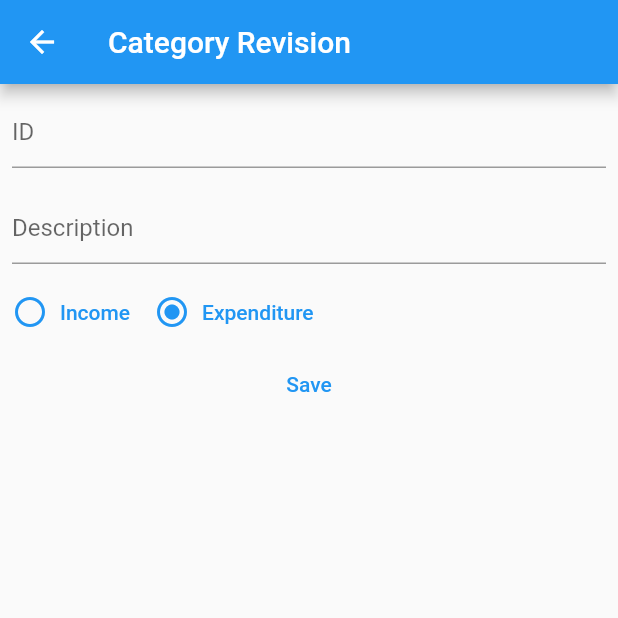
After one commit to EasyERP-Saurabh/easyfinance, a Flutter app: the CategoriesListView screen opened by its route, after a tap on the "add box" icon, on a phone screen of 412 x 824 dp, the top half of it. The commit adds this screen. Run offline on Flutter 3.47's test engine with Material 2 defaults, Android fonts, the phone set to English and light mode, and no system bars; network calls fail.

Commit message:
Basic App Completed

```diff
--- a/lib/main.dart
+++ b/lib/main.dart
@@ -1,6 +1,6 @@
 import 'package:flutter/material.dart';
 
-import 'src/day1/app.dart';
+import 'src/app.dart';
 
 void main() async {
   runApp(const MyAppDay1());
--- /dev/null
+++ b/lib/src/app.dart
@@ -0,0 +1,49 @@
+import 'package:easyfinance/src/category/categories_list/categories_list_provider.dart';
+import 'package:easyfinance/src/category/categories_list/categories_list_view.dart';
+import 'package:easyfinance/src/category/category_revision/category_revision_provider.dart';
+import 'package:easyfinance/src/category/category_revision/category_revision_view.dart';
+import 'package:easyfinance/src/home/home_provider.dart';
+import 'package:easyfinance/src/home/home_view.dart';
+import 'package:easyfinance/src/login/login_provider.dart';
+import 'package:easyfinance/src/login/login_view.dart';
+import 'package:flutter/material.dart';
+import 'package:provider/provider.dart';
+
+class MyAppDay1 extends StatelessWidget {
+  const MyAppDay1({super.key});
+
+  @override
+  Widget build(BuildContext context) {
+    return MaterialApp(
+      restorationScopeId: 'app',
+      debugShowCheckedModeBanner: false,
+      onGenerateRoute: (RouteSettings routeSettings) {
+        return MaterialPageRoute<void>(
+          settings: routeSettings,
+          builder: (BuildContext context) {
+            switch (routeSettings.name) {
+              case HomeView.routeName:
+                return ChangeNotifierProvider(
+                    create: (context) => HomeProvider(),
+                    child: const HomeView());
+              case CategoriesListView.routeName:
+                return ChangeNotifierProvider(
+                    create: (context) => CategoriesListProvider(context),
+                    child: const CategoriesListView());
+              case CategoryRevisionView.routeName:
+                return ChangeNotifierProvider(
+                    create: (context) => CategoryRevisionProvider(context,
+                        id: routeSettings.arguments as int?),
+                    child: const CategoryRevisionView());
+              case LoginView.routeName:
+              default:
+                return ChangeNotifierProvider(
+                    create: (context) => LoginProvider(),
+                    child: const LoginView());
+            }
+          },
+        );
+      },
+    );
+  }
+}
--- /dev/null
+++ b/lib/src/category/categories_list/categories_list_provider.dart
@@ -0,0 +1,64 @@
+import 'package:easyfinance/src/category/category_class.dart';
+import 'package:easyfinance/src/common/api.dart';
+import 'package:flutter/material.dart';
+import 'package:http/http.dart' as http;
+import 'dart:convert' as convert;
+
+class CategoriesListProvider extends ChangeNotifier {
+  bool isAwaiterVisible = false;
+
+  List<CategoryClass> catagories = [];
+
+  CategoriesListProvider(BuildContext context) {
+    getCategories();
+  }
+
+  getCategories() async {
+    try {
+      setAwaiterVisibility(true);
+      catagories = [];
+      var response = await http.post(Api.categoriesList,
+          headers: Api.headers, body: convert.jsonEncode({}));
+      if (response.statusCode != 200) throw Exception(response.reasonPhrase);
+      var jsonResponse = convert.jsonDecode(response.body);
+
+      if (!jsonResponse['success']) {
+        throw Exception('Request Failed: ${jsonResponse['message']}');
+      }
+
+      if (jsonResponse['code'] != 1) {
+        throw Exception(
+            'Error Code ${jsonResponse['code']}: ${jsonResponse['message']}');
+      }
+
+      debugPrint(jsonResponse['message']);
+      for (var categoryJson in jsonResponse['data']) {
+        catagories.add(CategoryClass(
+          id: int.parse(categoryJson['id']),
+          description: categoryJson['description'],
+          categoryType: categoryJson['category_type'],
+        ));
+      }
+    } catch (e) {
+      debugPrint(e.toString());
+    } finally {
+      setAwaiterVisibility(false);
+    }
+  }
+
+  setAwaiterVisibility(bool newVisibility) {
+    isAwaiterVisible = newVisibility;
+    notifyListeners();
+  }
+}
+
+
+/**
+ * try {
+      setAwaiterVisibility(true);
+    } catch (e) {
+      debugPrint(e.toString());
+    } finally {
+      setAwaiterVisibility(false);
+    }
+ */
--- /dev/null
+++ b/lib/src/category/categories_list/categories_list_view.dart
@@ -0,0 +1,88 @@
+import 'package:easyfinance/src/category/categories_list/categories_list_provider.dart';
+import 'package:easyfinance/src/category/category_revision/category_revision_view.dart';
+import 'package:flutter/material.dart';
+import 'package:provider/provider.dart';
+
+class CategoriesListView extends StatelessWidget {
+  const CategoriesListView({super.key});
+
+  static const routeName = '/categories_list';
+
+  @override
+  Widget build(BuildContext context) {
+    final categoriesListProvider = Provider.of<CategoriesListProvider>(context);
+    return Scaffold(
+      appBar: AppBar(
+        title: const Text('Catagories Lists'),
+        actions: [
+          IconButton(
+              onPressed: () async {
+                await Navigator.pushNamed(
+                    context, CategoryRevisionView.routeName);
+                await categoriesListProvider.getCategories();
+              },
+              icon: const Icon(Icons.add_box))
+        ],
+      ),
+      body: Stack(children: [
+        Column(
+          children: [
+            const ListTile(
+              title: Row(
+                children: [
+                  Expanded(
+                      flex: 1, child: Text('ID', textAlign: TextAlign.center)),
+                  Expanded(
+                      flex: 2,
+                      child:
+                          Text('Category Type', textAlign: TextAlign.center)),
+                  Expanded(flex: 3, child: Text('Category Description')),
+                ],
+              ),
+            ),
+            Expanded(
+              child: ListView.builder(
+                shrinkWrap: true,
+                itemCount: categoriesListProvider.catagories.length,
+                itemBuilder: (context, index) {
+                  return ListTile(
+                    title: Row(
+                      children: [
+                        Expanded(
+                            flex: 1,
+                            child: Text(
+                                '${categoriesListProvider.catagories[index].id}',
+                                textAlign: TextAlign.center)),
+                        Expanded(
+                            flex: 2,
+                            child: Text(
+                                categoriesListProvider
+                                    .catagories[index].categoryType,
+                                textAlign: TextAlign.center)),
+                        Expanded(
+                            flex: 3,
+                            child: Text(categoriesListProvider
+                                .catagories[index].description)),
+                      ],
+                    ),
+                    onTap: () async {
+                      await Navigator.pushNamed(
+                          context, CategoryRevisionView.routeName,
+                          arguments:
+                              categoriesListProvider.catagories[index].id);
+                      await categoriesListProvider.getCategories();
+                    },
+                  );
+                },
+              ),
+            ),
+          ],
+        ),
+        Visibility(
+          visible: categoriesListProvider.isAwaiterVisible,
+          child: const Center(child: Text('Loading')),
+        ),
+      ]),
+    );
+  }
+}
--- /dev/null
+++ b/lib/src/category/category_class.dart
@@ -0,0 +1,28 @@
+class CategoryClass {
+  final int id;
+  final String description;
+  final String categoryType;
+
+  CategoryClass(
+      {required this.id,
+      required this.description,
+      required this.categoryType});
+}
+
+enum CategoryType {
+  income,
+  expenditure,
+}
+
+extension CategoryTypeExtension on CategoryType {
+  String get value => switch (this) {
+        CategoryType.income => 'I',
+        CategoryType.expenditure => 'E'
+      };
+}
+
+CategoryType? getCategorytype(String value) => switch (value) {
+      'I' => CategoryType.income,
+      'E' => CategoryType.expenditure,
+      _ => null
+    };
--- /dev/null
+++ b/lib/src/category/category_revision/category_revision_provider.dart
@@ -0,0 +1,142 @@
+import 'package:easyfinance/src/category/category_class.dart';
+import 'package:easyfinance/src/common/api.dart';
+import 'package:easyfinance/src/common/form_enum.dart';
+import 'package:flutter/material.dart';
+import 'package:http/http.dart' as http;
+import 'dart:convert' as convert;
+
+class CategoryRevisionProvider extends ChangeNotifier {
+  bool isAwaiterVisible = false;
+
+  final categoryRevisionFormKey = GlobalKey<FormState>();
+  final idController = TextEditingController();
+  final descriptionController = TextEditingController();
+
+  late FormMode formMode;
+
+  CategoryType? categoryType;
+
+  CategoryRevisionProvider(BuildContext context, {int? id}) {
+    if (id == null) {
+      formMode = FormMode.insert;
+      categoryType = CategoryType.expenditure;
+    } else {
+      formMode = FormMode.update;
+      idController.text = id.toString();
+      getCategory(id);
+    }
+  }
+
+  getCategory(int id) async {
+    try {
+      setAwaiterVisibility(true);
+      var response = await http.post(Api.categoryRead,
+          headers: Api.headers, body: convert.jsonEncode({'id': id}));
+      if (response.statusCode != 200) throw Exception(response.reasonPhrase);
+      var jsonResponse = convert.jsonDecode(response.body);
+
+      if (!jsonResponse['success']) {
+        throw Exception('Request Failed: ${jsonResponse['message']}');
+      }
+
+      if (jsonResponse['code'] != 1) {
+        throw Exception(
+            'Error Code ${jsonResponse['code']}: ${jsonResponse['message']}');
+      }
+
+      debugPrint(jsonResponse['message']);
+      idController.text = jsonResponse['data']['id'];
+      descriptionController.text = jsonResponse['data']['description'];
+      categoryType = getCategorytype(jsonResponse['data']['category_type']);
+    } catch (e) {
+      debugPrint(e.toString());
+    } finally {
+      setAwaiterVisibility(false);
+    }
+  }
+
+  insert(BuildContext context) async {
+    try {
+      setAwaiterVisibility(true);
+      if (categoryType == null) throw Exception('Select Category Type');
+      if (!categoryRevisionFormKey.currentState!.validate()) {
+        throw Exception('Invalid Input');
+      }
+      var response = await http.post(Api.categoryInsert,
+          headers: Api.headers,
+          body: convert.jsonEncode({
+            'description': descriptionController.text.trim(),
+            'category_type': categoryType!.value,
+            'user': 'user1',
+            'datetime': '2023-08-19 11:14:30',
+            'program_id': 'category_revision',
+            'machine_id': 'ipaddress'
+          }));
+      if (response.statusCode != 200) throw Exception(response.reasonPhrase);
+      var jsonResponse = convert.jsonDecode(response.body);
+
+      if (!jsonResponse['success']) {
+        throw Exception('Request Failed: ${jsonResponse['message']}');
+      }
+
+      if (jsonResponse['code'] != 1) {
+        throw Exception(
+            'Error Code ${jsonResponse['code']}: ${jsonResponse['message']}');
+      }
+
+      debugPrint(jsonResponse['message']);
+    } catch (e) {
+      debugPrint(e.toString());
+    } finally {
+      setAwaiterVisibility(false);
+    }
+  }
+
+  update(BuildContext context) async {
+    try {
+      setAwaiterVisibility(true);
+      if (categoryType == null) throw Exception('Select Category Type');
+      if (!categoryRevisionFormKey.currentState!.validate()) {
+        throw Exception('Invalid Input');
+      }
+      var response = await http.post(Api.categoryUpdate,
+          headers: Api.headers,
+          body: convert.jsonEncode({
+            'id': idController.text,
+            'description': descriptionController.text.trim(),
+            'category_type': categoryType!.value,
+            'user': 'user1',
+            'datetime': '2023-08-19 11:14:30',
+            'program_id': 'category_revision',
+            'machine_id': 'ipaddress'
+          }));
+      if (response.statusCode != 200) throw Exception(response.reasonPhrase);
+      var jsonResponse = convert.jsonDecode(response.body);
+
+      if (!jsonResponse['success']) {
+        throw Exception('Request Failed: ${jsonResponse['message']}');
+      }
+
+      if (jsonResponse['code'] != 1) {
+        throw Exception(
+            'Error Code ${jsonResponse['code']}: ${jsonResponse['message']}');
+      }
+
+      debugPrint(jsonResponse['message']);
+    } catch (e) {
+      debugPrint(e.toString());
+    } finally {
+      setAwaiterVisibility(false);
+    }
+  }
+
+  setCategoryType(CategoryType newCategoryType) {
+    categoryType = newCategoryType;
+    notifyListeners();
+  }
+
+  setAwaiterVisibility(bool newVisibility) {
+    isAwaiterVisible = newVisibility;
+    notifyListeners();
+  }
+}
--- /dev/null
+++ b/lib/src/category/category_revision/category_revision_view.dart
@@ -0,0 +1,87 @@
+import 'package:easyfinance/src/category/category_class.dart';
+import 'package:easyfinance/src/category/category_revision/category_revision_provider.dart';
+import 'package:easyfinance/src/common/form_enum.dart';
+import 'package:easyfinance/src/common/validators.dart';
+import 'package:flutter/material.dart';
+import 'package:provider/provider.dart';
+
+class CategoryRevisionView extends StatelessWidget {
+  const CategoryRevisionView({super.key});
+
+  static const routeName = '/category_revision';
+
+  @override
+  Widget build(BuildContext context) {
+    final categoryRevisionProvider =
+        Provider.of<CategoryRevisionProvider>(context);
+    return Scaffold(
+      appBar: AppBar(title: const Text('Category Revision')),
+      body: Stack(children: [
+        Form(
+          key: categoryRevisionProvider.categoryRevisionFormKey,
+          child: Column(
+            children: [
+              Padding(
+                padding: const EdgeInsets.all(8.0),
+                child: TextFormField(
+                  validator: (value) =>
+                      categoryRevisionProvider.formMode == FormMode.update
+                          ? Validators.isEmptyValidator(value)
+                          : null,
+                  decoration: const InputDecoration(hintText: 'ID'),
+                  readOnly: true,
+                  controller: categoryRevisionProvider.idController,
+                ),
+              ),
+              Padding(
+                padding: const EdgeInsets.all(8.0),
+                child: TextFormField(
+                  validator: (value) => Validators.isEmptyValidator(value),
+                  decoration: const InputDecoration(hintText: 'Description'),
+                  controller: categoryRevisionProvider.descriptionController,
+                ),
+              ),
+              Row(
+                children: [
+                  TextButton.icon(
+                    label: const Text('Income'),
+                    icon: Icon(categoryRevisionProvider.categoryType ==
+                            CategoryType.income
+                        ? Icons.radio_button_checked
+                        : Icons.radio_button_off),
+                    onPressed: () => categoryRevisionProvider
+                        .setCategoryType(CategoryType.income),
+                  ),
+                  TextButton.icon(
+                    label: const Text('Expenditure'),
+                    icon: Icon(categoryRevisionProvider.categoryType ==
+                            CategoryType.expenditure
+                        ? Icons.radio_button_checked
+                        : Icons.radio_button_off),
+                    onPressed: () => categoryRevisionProvider
+                        .setCategoryType(CategoryType.expenditure),
+                  ),
+                ],
+              ),
+              TextButton(
+                  onPressed: () async {
+                    switch (categoryRevisionProvider.formMode) {
+                      case FormMode.insert:
+                        await categoryRevisionProvider.insert(context);
+                      case FormMode.update:
+                        await categoryRevisionProvider.update(context);
+                    }
+                    if (context.mounted) Navigator.of(context).pop();
+                  },
+                  child: const Text('Save'))
+            ],
+          ),
+        ),
+        Visibility(
+          visible: categoryRevisionProvider.isAwaiterVisible,
+          child: const Center(child: Text('Loading')),
+        ),
+      ]),
+    );
+  }
+}
--- /dev/null
+++ b/lib/src/common/api.dart
@@ -0,0 +1,14 @@
+class Api {
+  static const _host = "www.ieasyerp.com";
+  static var login = Uri.https(_host, '/api.easyfinance/login.php');
+  static var categoriesList =
+      Uri.https(_host, '/api.easyfinance/categories/list.php');
+  static var categoryRead =
+      Uri.https(_host, '/api.easyfinance/categories/read.php');
+  static var categoryInsert =
+      Uri.https(_host, '/api.easyfinance/categories/insert.php');
+  static var categoryUpdate =
+      Uri.https(_host, '/api.easyfinance/categories/update.php');
+
+  static Map<String, String> headers = {'Content-Type': 'application/json'};
+}
--- /dev/null
+++ b/lib/src/common/form_enum.dart
@@ -0,0 +1,4 @@
+enum FormMode {
+  insert,
+  update,
+}
--- a/lib/src/day1/login/login_provider_day1.dart
+++ /dev/null
@@ -1,18 +0,0 @@
-import 'package:flutter/material.dart';
-// import 'package:http/http.dart' as http;
-// import 'dart:convert' as convert;
-
-class LoginProviderDay1 extends ChangeNotifier {
-  final loginFormKey = GlobalKey<FormState>();
-  final userIdController = TextEditingController();
-  final passwordController = TextEditingController();
-  bool isAwaiterVisible = false;
-  bool isPasswordVisible = false;
-
-  setAwaiterVisibility(bool newVisibility) {
-    isAwaiterVisible = newVisibility;
-    notifyListeners();
-  }
-
-  login() async {}
-}
--- /dev/null
+++ b/lib/src/home/home_class.dart
@@ -0,0 +1,8 @@
+import 'package:flutter/material.dart';
+
+class Home {
+  String description;
+  IconData icon;
+
+  Home(this.description, this.icon);
+}
--- /dev/null
+++ b/lib/src/home/home_provider.dart
@@ -0,0 +1,15 @@
+import 'package:easyfinance/src/home/home_class.dart';
+import 'package:flutter/material.dart';
+
+class HomeProvider extends ChangeNotifier {
+  bool isAwaiterVisible = false;
+  List<Home> homeMenus = [
+    Home('Categories', Icons.category),
+    Home('Transactions', Icons.sync_alt),
+  ];
+
+  setAwaiterVisibility(bool newVisibility) {
+    isAwaiterVisible = newVisibility;
+    notifyListeners();
+  }
+}
```
Also changed, not shown: lib/src/common/validators.dart (added, +8 -0 lines), lib/src/day1/app.dart (deleted, +0 -29 lines), lib/src/home/home_view.dart (added, +46 -0 lines), lib/src/login/login_provider.dart (added, +55 -0 lines), lib/src/login/login_view.dart (renamed from lib/src/day1/login/login_view_day1.dart, +16 -9 lines).
